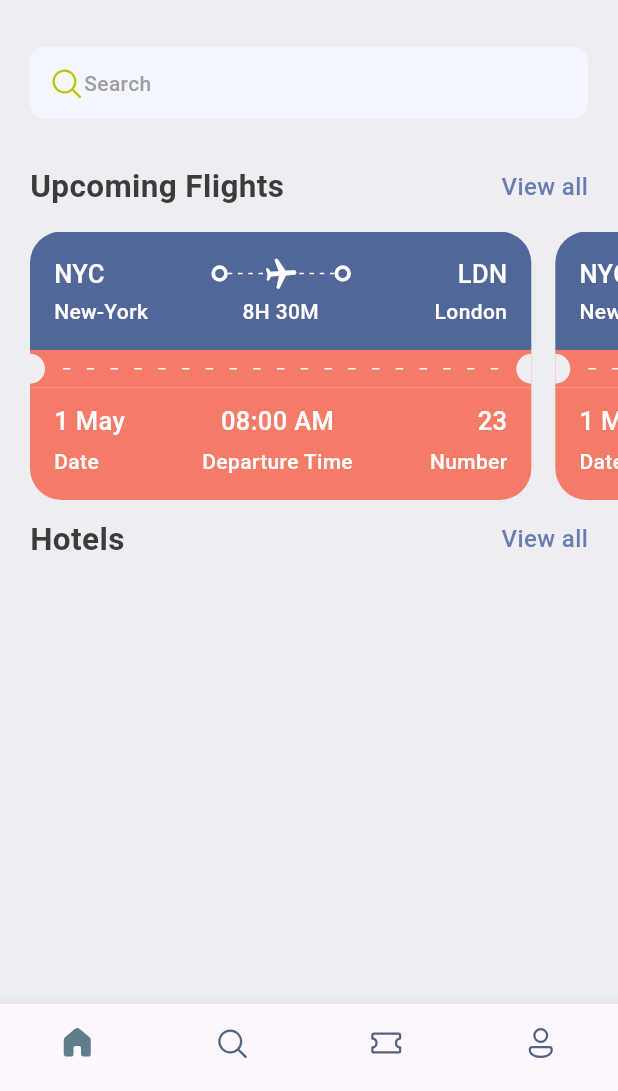
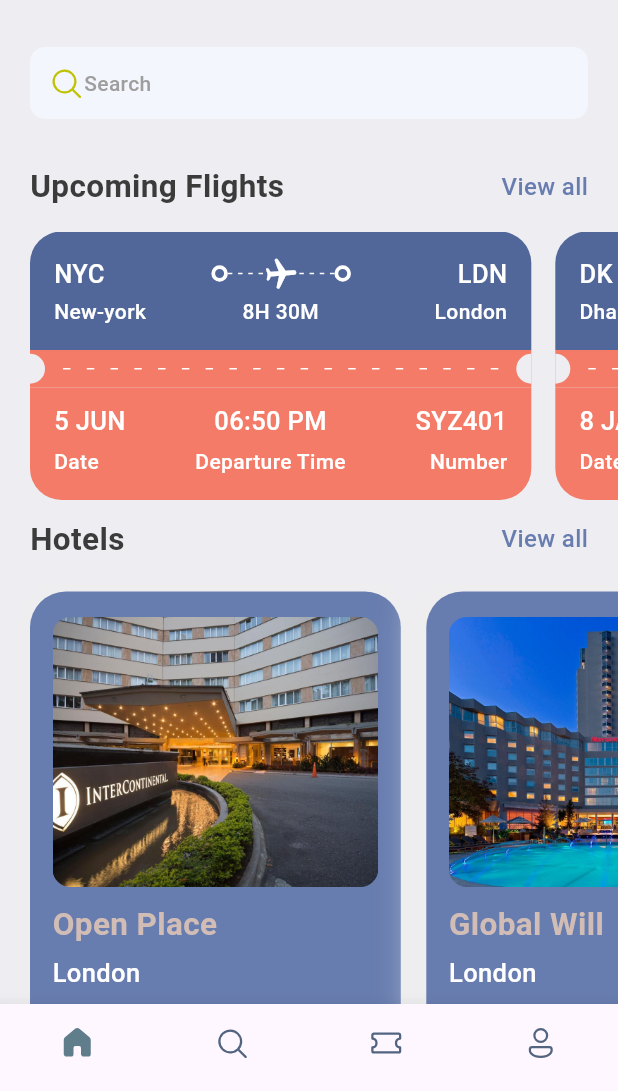
Before and after one commit to SukumarRaja/ticket_booking, a Flutter app: the screen it shows after launch, on a phone screen of 412 x 824 dp, the part 145-1236 px from its top. Run offline on Flutter 3.47's test engine with Material 2 defaults, Android fonts, the phone set to English and light mode, and no system bars; our stand-ins replace fluentui_icons, gap.

Commit message:
search screen worked (Ref video 4:26:16)

```diff
--- /dev/null
+++ b/lib/app/data/hotel.dart
@@ -0,0 +1,20 @@
+List<Map<String, dynamic>> hotelList = [
+  {
+    'image': 'one.jpg',
+    'place': 'Open Place',
+    'destination': 'London',
+    'price': 150,
+  },
+  {
+    'image': 'two.jpg',
+    'place': 'Global Will',
+    'destination': 'London',
+    'price': 200,
+  },
+  {
+    'image': 'three.jpg',
+    'place': 'Tallest Building',
+    'destination': 'London',
+    'price': 250,
+  },
+];
--- /dev/null
+++ b/lib/app/data/ticket.dart
@@ -0,0 +1,30 @@
+List<Map<String, dynamic>> tickets = [
+  {
+    'from': {
+      'code': "NYC",
+      'name': "New-york",
+    },
+    'to': {
+      'code': "LDN",
+      'name': "London",
+    },
+    'flying_time': '8H 30M',
+    'date': '5 JUN',
+    'departure_time': '06:50 PM',
+    'ticket_number': "SYZ${401}"
+  },
+  {
+    'from': {
+      'code': "DK",
+      'name': "Dhaka",
+    },
+    'to': {
+      'code': "SH",
+      'name': "Shanghai",
+    },
+    'flying_time': '4H 20M',
+    'date': '8 JAN',
+    'departure_time': '03:40 PM',
+    'ticket_number': "SYZ${489}"
+  },
+];
--- a/lib/app/ui/pages/bottom.dart
+++ b/lib/app/ui/pages/bottom.dart
@@ -2,6 +2,7 @@ import 'package:fluentui_icons/fluentui_icons.dart';
 import 'package:flutter/material.dart';
 
 import 'home.dart';
+import 'search.dart';
 
 class BottomBar extends StatefulWidget {
   const BottomBar({super.key});
@@ -13,7 +14,7 @@ class BottomBar extends StatefulWidget {
 class _BottomBarState extends State<BottomBar> {
   List<Widget> widgets = [
     Home(),
-    Text("Search"),
+    Search(),
     Text("Tickets"),
     Text("Profile"),
   ];
--- a/lib/app/ui/pages/home.dart
+++ b/lib/app/ui/pages/home.dart
@@ -1,18 +1,25 @@
 import 'package:fluentui_icons/fluentui_icons.dart';
 import 'package:flutter/material.dart';
 import 'package:gap/gap.dart';
+import '../../data/hotel.dart';
+import '../../data/ticket.dart';
 import '../themes/colors.dart';
 import '../themes/styles.dart';
+import '../widgets/app_layout.dart';
+import '../widgets/double_text_widget.dart';
+import '../widgets/hotel_card.dart';
 import 'ticket_view.dart';
 
 class Home extends StatelessWidget {
   const Home({super.key});
 
   @override
+
   Widget build(BuildContext context) {
     return Scaffold(
       backgroundColor: AppColors.bgColor,
       body: ListView(
+        physics: const BouncingScrollPhysics(),
         children: [
           //head & search
           Container(
@@ -77,23 +84,8 @@ class Home extends StatelessWidget {
                 const Gap(30),
 
                 // upcoming flights
-                Row(
-                  mainAxisAlignment: MainAxisAlignment.spaceBetween,
-                  children: [
-                    Text(
-                      "Upcoming Flights",
-                      style: TextStyles.heaLineStyle2,
-                    ),
-                    InkWell(
-                      onTap: () {},
-                      child: Text(
-                        "View all",
-                        style: TextStyles.textStyle
-                            .copyWith(color: AppColors.primary),
-                      ),
-                    ),
-                  ],
-                ),
+                const AppDoubleTextWidget(
+                    bigText: "Upcoming Flights", smallText: "View all"),
               ],
             ),
           ),
@@ -102,37 +94,52 @@ class Home extends StatelessWidget {
 
           //tickets
           SizedBox(
-            height: 190,
+            height: AppLayout.getHeight(context, 190),
             child: ListView.builder(
-                itemCount: 3,
+                itemCount: tickets.length,
                 shrinkWrap: true,
                 scrollDirection: Axis.horizontal,
                 physics: const BouncingScrollPhysics(),
                 padding: const EdgeInsets.only(left: 20),
                 itemBuilder: (context, index) {
-                  return const TicketView();
+                  return TicketView(
+                    from: "${tickets[index]['from']['name']}",
+                    fromShort: "${tickets[index]['from']['code']}",
+                    toShort: "${tickets[index]['to']['code']}",
+                    to: "${tickets[index]['to']['name']}",
+                    hours: "${tickets[index]['flying_time']}",
+                    date: "${tickets[index]['date']}",
+                    time: "${tickets[index]['departure_time']}",
+                    ticketNumber: "${tickets[index]['ticket_number']}",
+                  );
                 }),
           ),
-          Padding(
-            padding: const EdgeInsets.symmetric(horizontal: 20.0),
-            child: Row(
-              mainAxisAlignment: MainAxisAlignment.spaceBetween,
-              children: [
-                Text(
-                  "Hotels",
-                  style: TextStyles.heaLineStyle2,
-                ),
-                InkWell(
-                  onTap: () {},
-                  child: Text(
-                    "View all",
-                    style:
-                        TextStyles.textStyle.copyWith(color: AppColors.primary),
-                  ),
-                ),
-              ],
-            ),
+          const Padding(
+            padding: EdgeInsets.symmetric(horizontal: 20.0),
+            child:
+                AppDoubleTextWidget(bigText: "Hotels", smallText: "View all"),
           ),
+
+          const Gap(15),
+
+          SizedBox(
+            height: AppLayout.getHeight(context, 350),
+            child: ListView.builder(
+                itemCount: hotelList.length,
+                shrinkWrap: true,
+                scrollDirection: Axis.horizontal,
+                physics: const BouncingScrollPhysics(),
+                padding: const EdgeInsets.only(left: 20),
+                itemBuilder: (context, index) {
+                  return HotelCard(
+                    name: "${hotelList[index]['place']}",
+                    place: "${hotelList[index]['destination']}",
+                    price: "${hotelList[index]['price']}",
+                    image: "${hotelList[index]['image']}",
+                  );
+                }),
+          ),
+          const Gap(15),
         ],
       ),
     );
--- a/lib/app/ui/pages/ticket_view.dart
+++ b/lib/app/ui/pages/ticket_view.dart
@@ -6,7 +6,25 @@ import '../widgets/app_layout.dart';
 import '../widgets/thick_container.dart';
 
 class TicketView extends StatelessWidget {
-  const TicketView({super.key});
+  const TicketView(
+      {super.key,
+      required this.fromShort,
+      required this.toShort,
+      required this.from,
+      required this.to,
+      required this.hours,
+      required this.date,
+      required this.time,
+      required this.ticketNumber});
+
+  final String fromShort;
+  final String toShort;
+  final String from;
+  final String to;
+  final String hours;
+  final String date;
+  final String time;
+  final String ticketNumber;
 
   @override
   Widget build(BuildContext context) {
@@ -15,23 +33,25 @@ class TicketView extends StatelessWidget {
       width: size.width * 0.85,
       // height: 200,
       child: Container(
-        margin: const EdgeInsets.only(right: 16),
+        margin: EdgeInsets.only(right: AppLayout.getHeight(context, 16)),
         child: Column(
           children: [
             //show the blue container
             Container(
-              decoration: const BoxDecoration(
-                  color: Color(0xFF526799),
+              decoration: BoxDecoration(
+                  color: const Color(0xFF526799),
                   borderRadius: BorderRadius.only(
-                      topLeft: Radius.circular(21),
-                      topRight: Radius.circular(21))),
-              padding: const EdgeInsets.all(16),
+                      topLeft:
+                          Radius.circular(AppLayout.getHeight(context, 21)),
+                      topRight:
+                          Radius.circular(AppLayout.getHeight(context, 21)))),
+              padding: EdgeInsets.all(AppLayout.getHeight(context, 16)),
               child: Column(
                 children: [
                   Row(
                     children: [
                       Text(
-                        "NYC",
+                        fromShort,
                         style: TextStyles.heaLineStyle3
                             .copyWith(color: Colors.white),
                       ),
@@ -41,7 +61,7 @@ class TicketView extends StatelessWidget {
                           child: Stack(
                         children: [
                           SizedBox(
-                            height: 24,
+                            height: AppLayout.getHeight(context, 24),
                             child: LayoutBuilder(
                               builder: (context, constraints) {
                                 return Flex(
@@ -78,7 +98,7 @@ class TicketView extends StatelessWidget {
                       const ThickContainer(),
                       Expanded(child: Container()),
                       Text(
-                        "LDN",
+                        toShort,
                         style: TextStyles.heaLineStyle3
                             .copyWith(color: Colors.white),
                       ),
@@ -89,21 +109,21 @@ class TicketView extends StatelessWidget {
                     mainAxisAlignment: MainAxisAlignment.spaceBetween,
                     children: [
                       SizedBox(
-                          width: 100,
+                          width: AppLayout.getWidth(context, 100),
                           child: Text(
-                            "New-York",
+                            from,
                             style: TextStyles.heaLineStyle4
                                 .copyWith(color: Colors.white),
                           )),
                       Text(
-                        "8H 30M",
+                        hours,
                         style: TextStyles.heaLineStyle4
                             .copyWith(color: Colors.white),
                       ),
                       SizedBox(
-                          width: 100,
+                          width: AppLayout.getWidth(context, 100),
                           child: Text(
-                            "London",
+                            to,
                             textAlign: TextAlign.end,
                             style: TextStyles.heaLineStyle4
                                 .copyWith(color: Colors.white),
@@ -121,8 +141,8 @@ class TicketView extends StatelessWidget {
               child: Row(
                 children: [
                   SizedBox(
-                    height: 20,
-                    width: 10,
+                    height: AppLayout.getHeight(context, 20),
+                    width: AppLayout.getWidth(context, 10),
                     child: DecoratedBox(
                       decoration: BoxDecoration(
                           color: AppColors.bgColor,
@@ -187,7 +207,7 @@ class TicketView extends StatelessWidget {
                         crossAxisAlignment: CrossAxisAlignment.start,
                         children: [
                           Text(
-                            "1 May",
+                            date,
                             style: TextStyles.heaLineStyle3
                                 .copyWith(color: Colors.white),
                           ),
@@ -203,7 +223,7 @@ class TicketView extends StatelessWidget {
                         crossAxisAlignment: CrossAxisAlignment.center,
                         children: [
                           Text(
-                            "08:00 AM",
+                            time,
                             style: TextStyles.heaLineStyle3
                                 .copyWith(color: Colors.white),
                           ),
@@ -219,7 +239,7 @@ class TicketView extends StatelessWidget {
                         crossAxisAlignment: CrossAxisAlignment.end,
                         children: [
                           Text(
-                            "23",
+                            ticketNumber,
                             style: TextStyles.heaLineStyle3
                                 .copyWith(color: Colors.white),
                           ),
--- a/lib/app/ui/themes/colors.dart
+++ b/lib/app/ui/themes/colors.dart
@@ -5,4 +5,5 @@ class AppColors {
   static Color text = Color(0xFF3b3b3b);
   static Color bgColor = Color(0xFFeeedf2);
   static Color orange = Color(0xFFF37B67);
+  static Color brown = Color(0xFFFd2bdb6);
 }
--- a/lib/app/ui/widgets/app_layout.dart
+++ b/lib/app/ui/widgets/app_layout.dart
@@ -4,4 +4,22 @@ class AppLayout {
   static getSize(BuildContext context) {
     return MediaQuery.of(context).size;
   }
+
+  static getScreenHeight(BuildContext context) {
+    return MediaQuery.of(context).size.height;
+  }
+
+  static getScreenWidth(BuildContext context) {
+    return MediaQuery.of(context).size.width;
+  }
+
+  static getHeight(BuildContext context, double pixels) {
+    double x = getScreenHeight(context) / pixels;
+    return getScreenHeight(context) / x;
+  }
+
+  static getWidth(BuildContext context, double pixels) {
+    double x = getScreenWidth(context) / pixels;
+    return getScreenWidth(context) / x;
+  }
 }
--- /dev/null
+++ b/lib/app/ui/widgets/double_text_widget.dart
@@ -0,0 +1,31 @@
+import 'package:flutter/material.dart';
+import '../themes/colors.dart';
+import '../themes/styles.dart';
+
+class AppDoubleTextWidget extends StatelessWidget {
+  const AppDoubleTextWidget(
+      {super.key, required this.bigText, required this.smallText});
+
+  final String bigText;
+  final String smallText;
+
+  @override
+  Widget build(BuildContext context) {
+    return Row(
+      mainAxisAlignment: MainAxisAlignment.spaceBetween,
+      children: [
+        Text(
+          bigText,
+          style: TextStyles.heaLineStyle2,
+        ),
+        InkWell(
+          onTap: () {},
+          child: Text(
+            smallText,
+            style: TextStyles.textStyle.copyWith(color: AppColors.primary),
+          ),
+        ),
+      ],
+    );
+  }
+}
--- /dev/null
+++ b/lib/app/ui/widgets/hotel_card.dart
@@ -0,0 +1,66 @@
+import 'package:flutter/material.dart';
+import 'package:gap/gap.dart';
+import '../themes/colors.dart';
+import '../themes/styles.dart';
+import 'app_layout.dart';
+
+class HotelCard extends StatelessWidget {
+  const HotelCard(
+      {super.key,
+      required this.image,
+      required this.name,
+      required this.place,
+      required this.price});
+
+  final String image;
+  final String name;
+  final String place;
+  final String price;
+
+  @override
+  Widget build(BuildContext context) {
+    final size = AppLayout.getSize(context);
+    return Container(
+      width: size.width * 0.6,
+      padding: const EdgeInsets.symmetric(horizontal: 15, vertical: 17),
+      margin: const EdgeInsets.only(top: 5, right: 17),
+      decoration: BoxDecoration(
+          color: AppColors.primary,
+          borderRadius: BorderRadius.circular(24),
+          boxShadow: [
+            BoxShadow(
+                color: Colors.grey.shade200, blurRadius: 20, spreadRadius: 5)
+          ]),
+      height: 350,
+      child: Column(
+        crossAxisAlignment: CrossAxisAlignment.start,
+        children: [
+          Container(
+            height: AppLayout.getHeight(context, 180),
+            decoration: BoxDecoration(
+                color: AppColors.primary,
+                borderRadius: BorderRadius.circular(12),
+                image: DecorationImage(
+                    fit: BoxFit.cover,
+                    image: AssetImage("assets/images/$image"))),
+          ),
+          const Gap(10),
+          Text(
+            name,
+            style: TextStyles.heaLineStyle2.copyWith(color: AppColors.brown),
+          ),
+          const Gap(5),
+          Text(
+            place,
+            style: TextStyles.heaLineStyle3.copyWith(color: Colors.white),
+          ),
+          const Gap(8),
+          Text(
+            "\u20B9$price/night",
+            style: TextStyles.heaLineStyle1.copyWith(color: AppColors.brown),
+          ),
+        ],
+      ),
+    );
+  }
+}
```
Also changed, not shown: lib/app/ui/pages/search.dart (added, +228 -0 lines), lib/app/ui/widgets/search_with_icon.dart (added, +36 -0 lines), assets/images/one.jpg (added), assets/images/three.jpg (added), assets/images/two.jpg (added), pubspec.lock.
